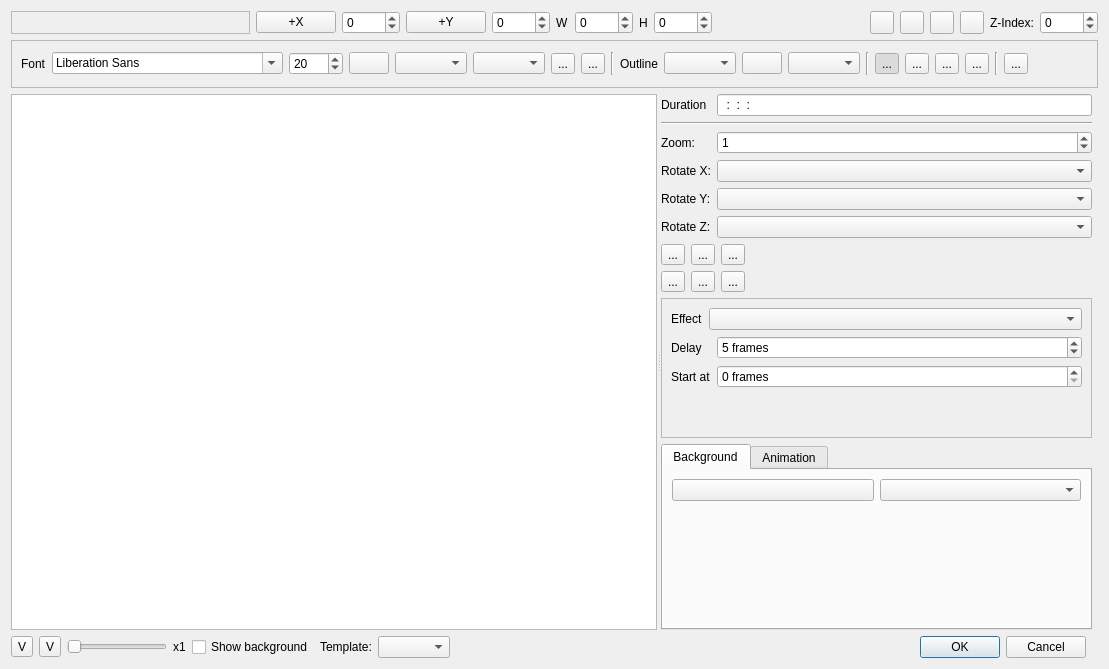
First picture: the form in src/widgets/titlewidget_ui.ui, repository KDE/kdenlive, before the edit.
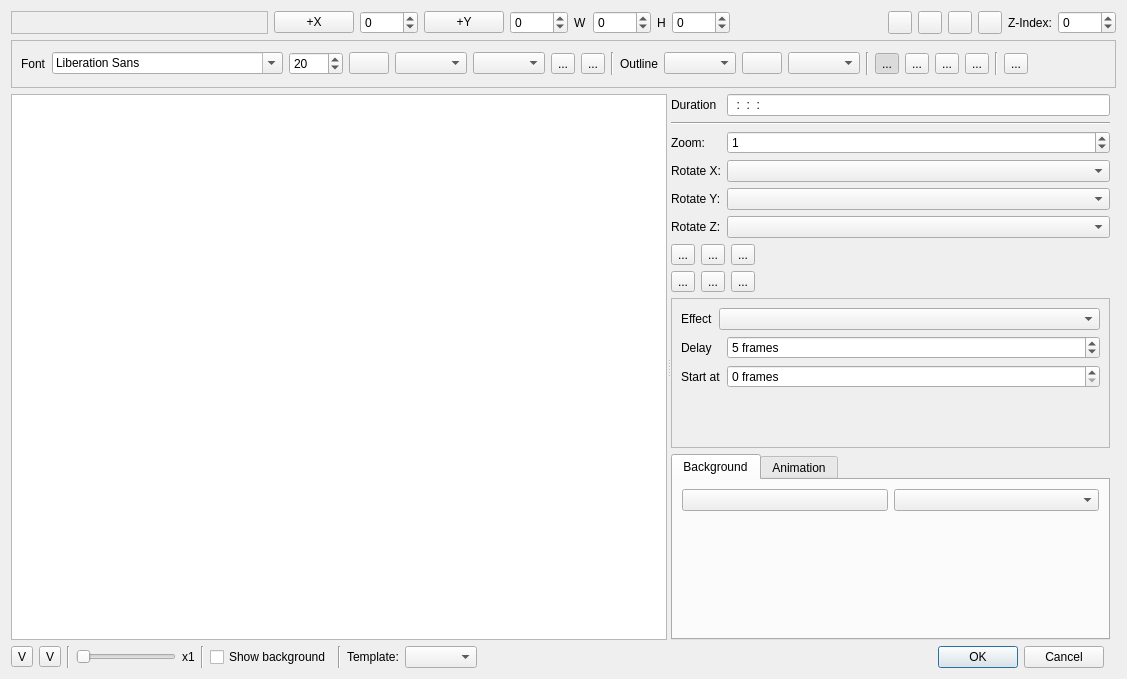
Second picture: the form after the edit. Custom widgets are drawn as their Qt base class.

Commit message: 331 fixed: Naming of tracks now Audio 1, Video 1, etc. http://www.kdenlive.org/mantis/view.php?id=331 Titler widget: vertical lines added to keep different elements separated Comments inserted Warning message adjusted

Patch:
```diff
--- a/src/widgets/titlewidget_ui.ui
+++ b/src/widgets/titlewidget_ui.ui
@@ -6,8 +6,8 @@
    <rect>
     <x>0</x>
     <y>0</y>
-    <width>986</width>
-    <height>621</height>
+    <width>1100</width>
+    <height>679</height>
    </rect>
   </property>
   <property name="sizePolicy">
@@ -20,7 +20,7 @@
    <string>Title Clip</string>
   </property>
   <layout class="QGridLayout" name="gridLayout_9">
-   <item row="0" column="0" colspan="5">
+   <item row="0" column="0" colspan="7">
     <widget class="QFrame" name="frame_toolbar">
      <property name="sizePolicy">
       <sizepolicy hsizetype="Expanding" vsizetype="Preferred">
@@ -36,7 +36,7 @@
      </property>
     </widget>
    </item>
-   <item row="0" column="5" colspan="6">
+   <item row="0" column="7" colspan="7">
     <widget class="QFrame" name="frame_properties">
      <property name="sizePolicy">
       <sizepolicy hsizetype="MinimumExpanding" vsizetype="Preferred">
@@ -195,7 +195,7 @@
      </layout>
     </widget>
    </item>
-   <item row="2" column="0" colspan="10">
+   <item row="2" column="0" colspan="13">
     <widget class="QSplitter" name="splitter">
      <property name="sizePolicy">
       <sizepolicy hsizetype="Expanding" vsizetype="MinimumExpanding">
@@ -695,7 +695,7 @@
      </property>
     </widget>
    </item>
-   <item row="3" column="2">
+   <item row="3" column="3">
     <widget class="QSlider" name="zoom_slider">
      <property name="minimumSize">
       <size>
@@ -723,21 +723,21 @@
      </property>
     </widget>
    </item>
-   <item row="3" column="3">
+   <item row="3" column="4">
     <widget class="QLabel" name="zoom_label">
      <property name="text">
       <string>x1</string>
      </property>
     </widget>
    </item>
-   <item row="3" column="4" colspan="2">
+   <item row="3" column="6" colspan="2">
     <widget class="QCheckBox" name="displayBg">
      <property name="text">
       <string>Show background</string>
      </property>
     </widget>
    </item>
-   <item row="1" column="0" colspan="11">
+   <item row="1" column="0" colspan="14">
     <widget class="QStackedWidget" name="toolbar_stack">
      <property name="sizePolicy">
       <sizepolicy hsizetype="Preferred" vsizetype="Maximum">
@@ -1085,7 +1085,7 @@
      </widget>
     </widget>
    </item>
-   <item row="3" column="8">
+   <item row="3" column="11">
     <widget class="QDialogButtonBox" name="buttonBox">
      <property name="orientation">
       <enum>Qt::Horizontal</enum>
@@ -1095,16 +1095,37 @@
      </property>
     </widget>
    </item>
-   <item row="3" column="7">
+   <item row="3" column="10">
     <widget class="QComboBox" name="templateBox"/>
    </item>
-   <item row="3" column="6">
+   <item row="3" column="9">
     <widget class="QLabel" name="label_22">
      <property name="text">
       <string>Template:</string>
      </property>
     </widget>
    </item>
+   <item row="3" column="8">
+    <widget class="Line" name="line_6">
+     <property name="orientation">
+      <enum>Qt::Vertical</enum>
+     </property>
+    </widget>
+   </item>
+   <item row="3" column="5">
+    <widget class="Line" name="line_7">
+     <property name="orientation">
+      <enum>Qt::Vertical</enum>
+     </property>
+    </widget>
+   </item>
+   <item row="3" column="2">
+    <widget class="Line" name="line_8">
+     <property name="orientation">
+      <enum>Qt::Vertical</enum>
+     </property>
+    </widget>
+   </item>
   </layout>
  </widget>
  <customwidgets>
```
The commit also changes 4 other files.
